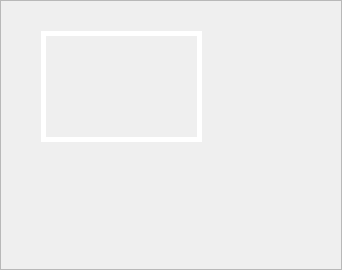
Old version of the form gui/previewer.ui in the repository Rekall/Rekall.
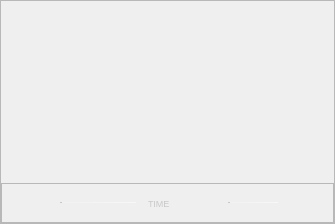
New version of the form. The open tabs and pages were chosen to show the change. Icons and pictures are not drawn. Custom widgets are drawn as their Qt base class.

Diff of the .ui file:
```diff
--- a/gui/previewer.ui
+++ b/gui/previewer.ui
@@ -6,13 +6,16 @@
    <rect>
     <x>0</x>
     <y>0</y>
-    <width>342</width>
-    <height>270</height>
+    <width>335</width>
+    <height>224</height>
    </rect>
   </property>
   <property name="windowTitle">
    <string>Previewer</string>
   </property>
+  <property name="styleSheet">
+   <string notr="true"/>
+  </property>
   <layout class="QVBoxLayout" name="verticalLayout">
    <property name="spacing">
     <number>0</number>
@@ -30,7 +33,10 @@
     <number>0</number>
    </property>
    <item>
-    <widget class="QFrame" name="globalFrame">
+    <widget class="QFrame" name="globalFrameTransparent">
+     <property name="styleSheet">
+      <string notr="true"/>
+     </property>
      <property name="frameShape">
       <enum>QFrame::StyledPanel</enum>
      </property>
@@ -55,7 +61,11 @@
       </property>
       <item>
        <widget class="QStackedWidget" name="type">
-        <widget class="QWidget" name="page">
+        <property name="currentIndex">
+         <number>0</number>
+        </property>
+        <widget class="QWidget" name="empty"/>
+        <widget class="QWidget" name="image">
          <widget class="PreviewerLabel" name="picture">
           <property name="geometry">
            <rect>
@@ -79,6 +89,197 @@
           </property>
          </widget>
         </widget>
+        <widget class="QWidget" name="media">
+         <layout class="QVBoxLayout" name="verticalLayout_3">
+          <property name="spacing">
+           <number>0</number>
+          </property>
+          <property name="leftMargin">
+           <number>0</number>
+          </property>
+          <property name="topMargin">
+           <number>0</number>
+          </property>
+          <property name="rightMargin">
+           <number>0</number>
+          </property>
+          <property name="bottomMargin">
+           <number>0</number>
+          </property>
+          <item>
+           <spacer name="verticalSpacer">
+            <property name="orientation">
+             <enum>Qt::Vertical</enum>
+            </property>
+            <property name="sizeHint" stdset="0">
+             <size>
+              <width>20</width>
+              <height>40</height>
+             </size>
+            </property>
+           </spacer>
+          </item>
+          <item>
+           <widget class="PreviewerVideoPlayer" name="playerVideo" native="true">
+            <property name="minimumSize">
+             <size>
+              <width>0</width>
+              <height>50</height>
+             </size>
+            </property>
+           </widget>
+          </item>
+          <item>
+           <widget class="QFrame" name="globalFrameTransparent2">
+            <property name="minimumSize">
+             <size>
+              <width>0</width>
+              <height>40</height>
+             </size>
+            </property>
+            <property name="maximumSize">
+             <size>
+              <width>16777215</width>
+              <height>40</height>
+             </size>
+            </property>
+            <property name="styleSheet">
+             <string notr="true">QFrame#globalFramePlayer {
+	border:						0px solid black;
+}
+QSlider::groove {
+	background-color: 	qlineargradient(spread:pad, x1:0, y1:0, x2:1, y2:0, stop:0 rgba(255,255,255,30), stop:1 rgb(255,255,255, 130));
+	height: 					1px;
+}
+QSlider::handle {
+	width: 						2px;
+	background-color: 	rgb(200, 200, 200);
+}
+QPushButton {
+	padding: 					1px;
+	margin: 					0px;
+	margin-bottom:		2px;
+	background-color: 	transparent;
+	border: 					0px solid transparent;
+}
+QLabel {
+	font-size: 				9px;
+	color: 						rgb(200, 200, 200);
+}
+QLabel::disabled {
+	color: 						rgb(100, 100, 100);
+}</string>
+            </property>
+            <property name="frameShape">
+             <enum>QFrame::StyledPanel</enum>
+            </property>
+            <property name="frameShadow">
+             <enum>QFrame::Raised</enum>
+            </property>
+            <layout class="QHBoxLayout" name="horizontalLayout" stretch="0,1,0,0,0,0">
+             <property name="spacing">
+              <number>12</number>
+             </property>
+             <property name="leftMargin">
+              <number>12</number>
+             </property>
+             <item>
+              <widget class="QPushButton" name="playPause">
+               <property name="text">
+                <string/>
+               </property>
+               <property name="icon">
+                <iconset resource="../icons/Rekall.qrc">
+                 <normaloff>:/icons/res_icon_video_play_on.png</normaloff>
+                 <normalon>:/icons/res_icon_video_play_off.png</normalon>:/icons/res_icon_video_play_on.png</iconset>
+               </property>
+               <property name="checkable">
+                <bool>true</bool>
+               </property>
+               <property name="checked">
+                <bool>false</bool>
+               </property>
+              </widget>
+             </item>
+             <item>
+              <widget class="QSlider" name="seek">
+               <property name="maximum">
+                <number>100</number>
+               </property>
+               <property name="value">
+                <number>0</number>
+               </property>
+               <property name="orientation">
+                <enum>Qt::Horizontal</enum>
+               </property>
+              </widget>
+             </item>
+             <item>
+              <widget class="QLabel" name="time">
+               <property name="text">
+                <string>TIME</string>
+               </property>
+              </widget>
+             </item>
+             <item>
+              <widget class="QPushButton" name="volumeLow">
+               <property name="text">
+                <string/>
+               </property>
+               <property name="icon">
+                <iconset resource="../icons/Rekall.qrc">
+                 <normaloff>:/icons/res_icon_volumeLow.png</normaloff>
+                 <normalon>:/icons/res_icon_volumeMute.png</normalon>:/icons/res_icon_volumeLow.png</iconset>
+               </property>
+               <property name="checkable">
+                <bool>true</bool>
+               </property>
+               <property name="checked">
+                <bool>false</bool>
+               </property>
+              </widget>
+             </item>
+             <item>
+              <widget class="QSlider" name="volume">
+               <property name="minimumSize">
+                <size>
+                 <width>50</width>
+                 <height>0</height>
+                </size>
+               </property>
+               <property name="maximumSize">
+                <size>
+                 <width>50</width>
+                 <height>16777215</height>
+                </size>
+               </property>
+               <property name="maximum">
+                <number>100</number>
+               </property>
+               <property name="value">
+                <number>0</number>
+               </property>
+               <property name="orientation">
+                <enum>Qt::Horizontal</enum>
+               </property>
+              </widget>
+             </item>
+             <item>
+              <widget class="QPushButton" name="volumeHigh">
+               <property name="text">
+                <string/>
+               </property>
+               <property name="icon">
+                <iconset resource="../icons/Rekall.qrc">
+                 <normaloff>:/icons/res_icon_volumeHigh.png</normaloff>:/icons/res_icon_volumeHigh.png</iconset>
+               </property>
+              </widget>
+             </item>
+            </layout>
+           </widget>
+          </item>
+         </layout>
+        </widget>
        </widget>
       </item>
      </layout>
@@ -93,6 +294,18 @@
    <header>gui/previewerlabel.h</header>
    <slots>
     <signal>mouseDoubleClick()</signal>
+    <signal>mouseReleased()</signal>
+   </slots>
+  </customwidget>
+  <customwidget>
+   <class>PreviewerVideoPlayer</class>
+   <extends>QWidget</extends>
+   <header>gui/previewerlabel.h</header>
+   <container>1</container>
+   <slots>
+    <signal>mouseReleased()</signal>
+    <signal>mouseDoubleClick()</signal>
+    <signal>finished()</signal>
    </slots>
   </customwidget>
  </customwidgets>
```
Left out of the diff: 134 changed lines with no effect on the pictures.
